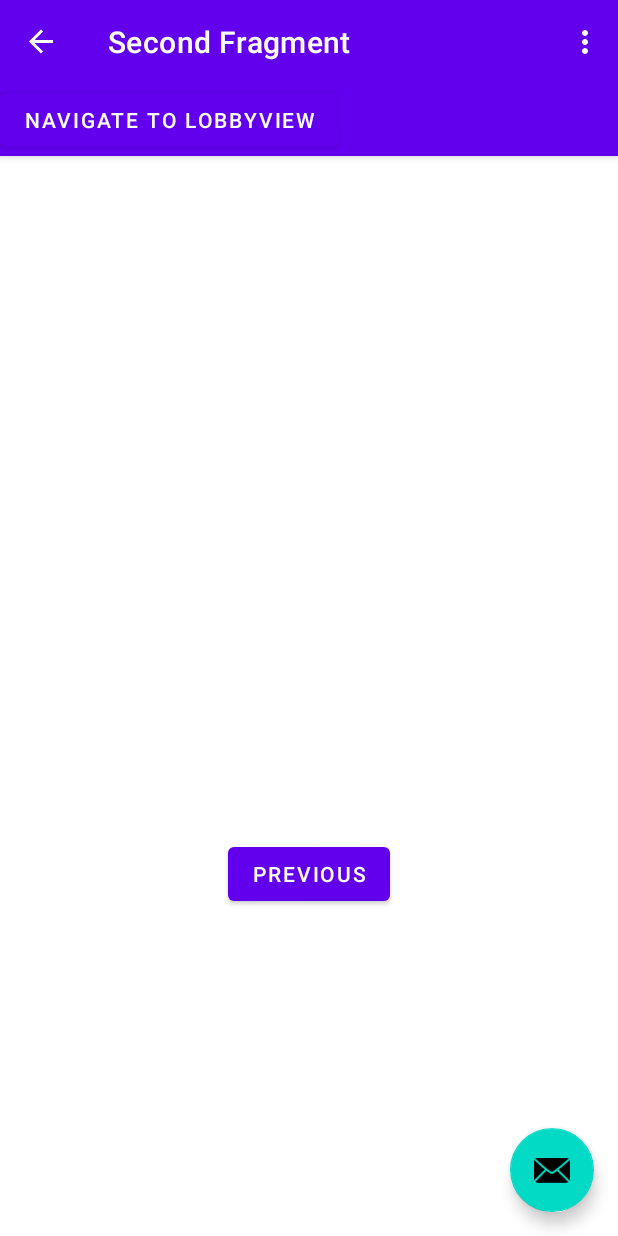
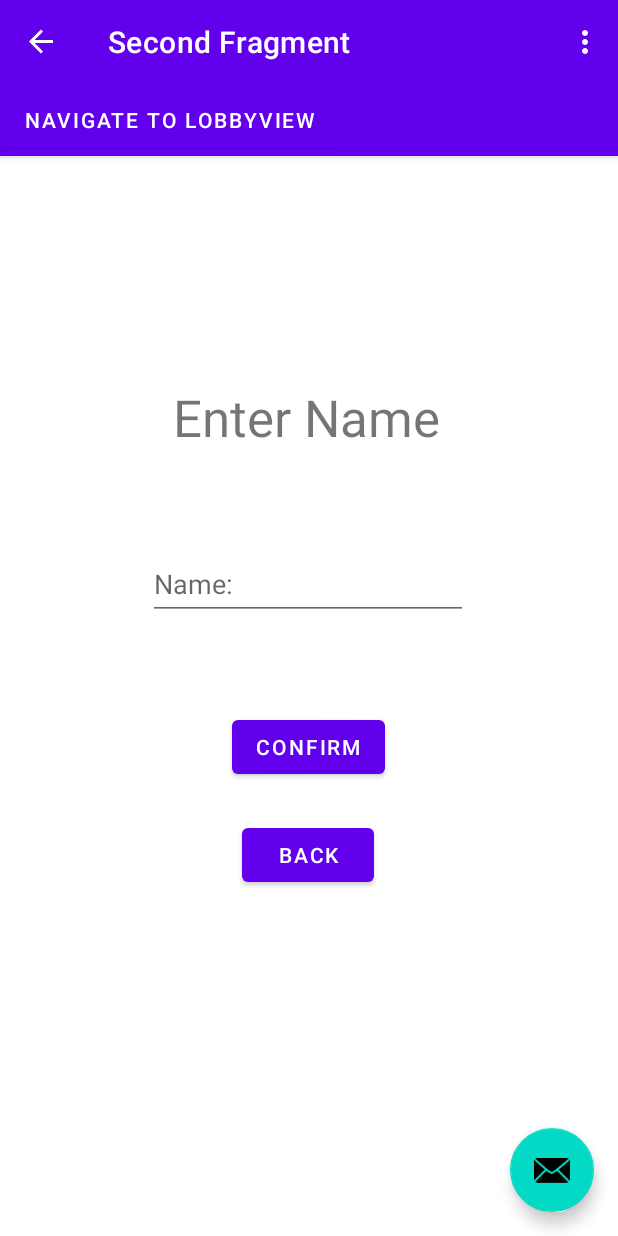
Before and after one commit to mathisfo/shower-post, an Android app: the SecondFragment screen opened through its navigation route, on a phone screen of 412 x 824 dp. Run offline under Robolectric (Android 15) with nearby library versions, the phone set to English and light mode, and no system bars; our stand-ins replace Firebase (no records; nobody signed in at launch, a user with empty details on screens opened directly), navigation-ui.

Commit message:
add host game fragment functionality

```diff
--- a/app/src/main/java/com/progark/gameofwits/SecondFragment.kt
+++ b/app/src/main/java/com/progark/gameofwits/SecondFragment.kt
@@ -1,12 +1,16 @@
 package com.progark.gameofwits
 
+import android.content.Intent
 import android.os.Bundle
 import androidx.fragment.app.Fragment
 import android.view.LayoutInflater
 import android.view.View
 import android.view.ViewGroup
+import android.widget.Button
+import android.widget.Toast
 import androidx.navigation.fragment.findNavController
 import com.progark.gameofwits.databinding.FragmentSecondBinding
+import kotlin.math.log
 
 /**
  * A simple [Fragment] subclass as the second destination in the navigation.
@@ -22,9 +26,12 @@ class SecondFragment : Fragment() {
     override fun onCreateView(
         inflater: LayoutInflater, container: ViewGroup?,
         savedInstanceState: Bundle?
-    ): View? {
+    ): View {
 
         _binding = FragmentSecondBinding.inflate(inflater, container, false)
+
+//        val confirmButton: Button = findViewByID(R.id.confirmNameHostButton)
+
         return binding.root
 
     }
@@ -35,6 +42,18 @@ class SecondFragment : Fragment() {
         binding.buttonSecond.setOnClickListener {
             findNavController().navigate(R.id.action_SecondFragment_to_FirstFragment)
         }
+        binding.confirmNameHostButton.setOnClickListener{
+            val userName = binding.enterCodeField.text.toString()
+            if (userName.isNotEmpty()){
+                Toast.makeText(context,"You did not enter a userName",Toast.LENGTH_SHORT).show()
+            } else openLobbyView()
+        }
+
+    }
+
+    private fun openLobbyView() {
+        val intent = Intent(getActivity(), LobbyView::class.java)
+        startActivity(intent)
     }
 
     override fun onDestroyView() {
--- a/app/src/main/res/layout/fragment_second.xml
+++ b/app/src/main/res/layout/fragment_second.xml
@@ -6,22 +6,56 @@
     android:layout_height="match_parent"
     tools:context=".SecondFragment">
 
-    <TextView
-        android:id="@+id/textview_second"
-        android:layout_width="wrap_content"
-        android:layout_height="wrap_content"
-        app:layout_constraintBottom_toTopOf="@id/button_second"
-        app:layout_constraintEnd_toEndOf="parent"
-        app:layout_constraintStart_toStartOf="parent"
-        app:layout_constraintTop_toTopOf="parent" />
-
     <Button
         android:id="@+id/button_second"
         android:layout_width="wrap_content"
         android:layout_height="wrap_content"
-        android:text="@string/previous"
+        android:text="Back"
         app:layout_constraintBottom_toBottomOf="parent"
         app:layout_constraintEnd_toEndOf="parent"
+        app:layout_constraintHorizontal_bias="0.498"
         app:layout_constraintStart_toStartOf="parent"
-        app:layout_constraintTop_toBottomOf="@id/textview_second" />
+        app:layout_constraintTop_toTopOf="parent"
+        app:layout_constraintVertical_bias="0.658" />
+
+    <EditText
+        android:id="@+id/enterCodeField"
+        android:layout_width="wrap_content"
+        android:layout_height="wrap_content"
+        android:ems="10"
+        android:hint="Name:"
+        android:inputType="text"
+        android:minHeight="48dp"
+        app:layout_constraintBottom_toBottomOf="parent"
+        app:layout_constraintEnd_toEndOf="parent"
+        app:layout_constraintHorizontal_bias="0.497"
+        app:layout_constraintStart_toStartOf="parent"
+        app:layout_constraintTop_toTopOf="parent"
+        app:layout_constraintVertical_bias="0.389" />
+
+    <Button
+        android:id="@+id/confirmNameHostButton"
+        android:layout_width="wrap_content"
+        android:layout_height="wrap_content"
+        android:layout_marginBottom="139dp"
+        android:text="Confirm"
+        app:layout_constraintBottom_toBottomOf="parent"
+        app:layout_constraintEnd_toEndOf="parent"
+        app:layout_constraintHorizontal_bias="0.498"
+        app:layout_constraintStart_toStartOf="parent"
+        app:layout_constraintTop_toTopOf="parent"
+        app:layout_constraintVertical_bias="0.694" />
+
+    <TextView
+        android:id="@+id/textView2"
+        android:layout_width="wrap_content"
+        android:layout_height="wrap_content"
+        android:text="Enter Name"
+        android:textSize="34sp"
+        app:layout_constraintBottom_toBottomOf="parent"
+        app:layout_constraintEnd_toEndOf="parent"
+        app:layout_constraintHorizontal_bias="0.492"
+        app:layout_constraintStart_toStartOf="parent"
+        app:layout_constraintTop_toTopOf="parent"
+        app:layout_constraintVertical_bias="0.224" />
 </androidx.constraintlayout.widget.ConstraintLayout>
```
Also changed, not shown: app/src/main/res/layout/fragment_first.xml (+31 -5 lines).
